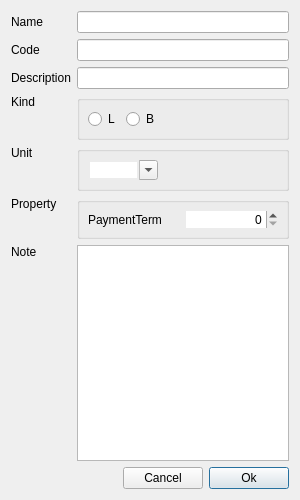
Above: dialog/insertnode/insertnodep.ui from ytxerp/ytx-client before the change. Below: the same form after it.
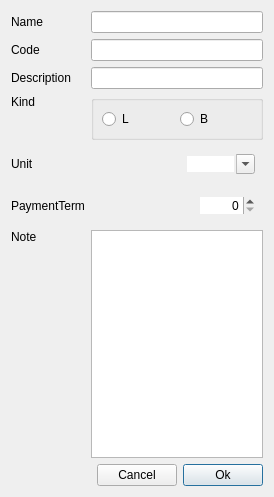
That is the form after the change. Custom widgets are drawn as their Qt base class.

Patch:
```diff
--- a/dialog/insertnode/insertnodep.ui
+++ b/dialog/insertnode/insertnodep.ui
@@ -6,8 +6,8 @@
    <rect>
     <x>0</x>
     <y>0</y>
-    <width>300</width>
-    <height>500</height>
+    <width>257</width>
+    <height>497</height>
    </rect>
   </property>
   <layout class="QGridLayout" name="gridLayout_4">
@@ -20,10 +20,7 @@
       </sizepolicy>
      </property>
      <property name="text">
-      <string>Property</string>
-     </property>
-     <property name="alignment">
-      <set>Qt::AlignmentFlag::AlignLeading|Qt::AlignmentFlag::AlignLeft|Qt::AlignmentFlag::AlignTop</set>
+      <string>PaymentTerm</string>
      </property>
     </widget>
    </item>
@@ -81,29 +78,6 @@
       <property name="spacing">
        <number>-1</number>
       </property>
-      <item row="0" column="3">
-       <spacer name="horizontalSpacer_4">
-        <property name="orientation">
-         <enum>Qt::Orientation::Horizontal</enum>
-        </property>
-        <property name="sizeHint" stdset="0">
-         <size>
-          <width>19</width>
-          <height>5</height>
-         </size>
-        </property>
-       </spacer>
-      </item>
-      <item row="0" column="1">
-       <widget class="QRadioButton" name="rBtnLeaf">
-        <property name="toolTip">
-         <string>Leaf</string>
-        </property>
-        <property name="text">
-         <string notr="true">L</string>
-        </property>
-       </widget>
-      </item>
       <item row="0" column="2">
        <widget class="QRadioButton" name="rBtnBranch">
         <property name="toolTip">
@@ -114,6 +88,16 @@
         </property>
        </widget>
       </item>
+      <item row="0" column="1">
+       <widget class="QRadioButton" name="rBtnLeaf">
+        <property name="toolTip">
+         <string>Leaf</string>
+        </property>
+        <property name="text">
+         <string notr="true">L</string>
+        </property>
+       </widget>
+      </item>
      </layout>
     </widget>
    </item>
@@ -196,9 +180,6 @@
      <property name="text">
       <string>Unit</string>
      </property>
-     <property name="alignment">
-      <set>Qt::AlignmentFlag::AlignLeading|Qt::AlignmentFlag::AlignLeft|Qt::AlignmentFlag::AlignTop</set>
-     </property>
     </widget>
    </item>
    <item row="2" column="1" colspan="3">
@@ -254,7 +235,7 @@
     </widget>
    </item>
    <item row="8" column="1" colspan="3">
-    <widget class="QGroupBox" name="groupBox">
+    <widget class="QWidget" name="widget" native="true">
      <layout class="QGridLayout" name="gridLayout_5">
       <property name="leftMargin">
        <number>8</number>
@@ -268,7 +249,7 @@
       <property name="bottomMargin">
        <number>8</number>
       </property>
-      <item row="0" column="0">
+      <item row="0" column="1">
        <widget class="ComboBox" name="comboUnit">
         <property name="editable">
          <bool>true</bool>
@@ -284,8 +265,8 @@
         </property>
        </widget>
       </item>
-      <item row="0" column="1">
-       <spacer name="horizontalSpacer_3">
+      <item row="0" column="0">
+       <spacer name="horizontalSpacer_2">
         <property name="orientation">
          <enum>Qt::Orientation::Horizontal</enum>
         </property>
@@ -301,7 +282,7 @@
     </widget>
    </item>
    <item row="9" column="1" colspan="3">
-    <widget class="QGroupBox" name="groupBoxProperty">
+    <widget class="QWidget" name="widgetPaymentTerm" native="true">
      <layout class="QGridLayout" name="gridLayout_3">
       <property name="leftMargin">
        <number>8</number>
@@ -315,11 +296,11 @@
       <property name="bottomMargin">
        <number>8</number>
       </property>
-      <property name="spacing">
+      <property name="horizontalSpacing">
        <number>-1</number>
       </property>
-      <item row="0" column="2">
-       <widget class="QSpinBox" name="spinPaymentPeriod">
+      <item row="0" column="1">
+       <widget class="QSpinBox" name="spinPaymentTerm">
         <property name="frame">
          <bool>false</bool>
         </property>
@@ -332,11 +313,17 @@
        </widget>
       </item>
       <item row="0" column="0">
-       <widget class="QLabel" name="labelPaymentTerm">
-        <property name="text">
-         <string>PaymentTerm</string>
+       <spacer name="horizontalSpacer_3">
+        <property name="orientation">
+         <enum>Qt::Orientation::Horizontal</enum>
         </property>
-       </widget>
+        <property name="sizeHint" stdset="0">
+         <size>
+          <width>40</width>
+          <height>20</height>
+         </size>
+        </property>
+       </spacer>
       </item>
      </layout>
     </widget>
```
